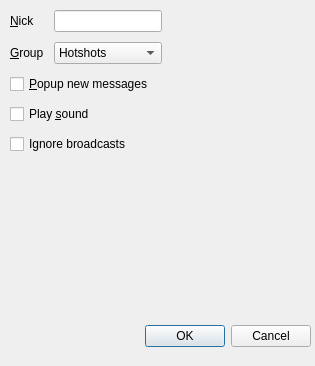
First picture: the form in src/settings.ui, repository nikhilm/qommunicate, before the edit.
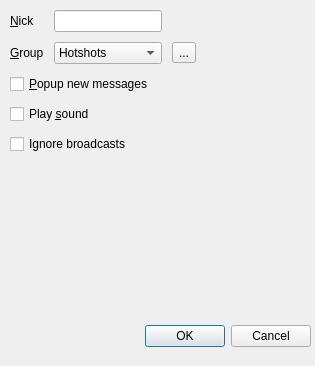
Second picture: the form after the edit.

Commit message: Added capability to create custom group

Patch:
```diff
--- a/src/settings.ui
+++ b/src/settings.ui
@@ -107,6 +107,16 @@
         </item>
        </widget>
       </item>
+      <item row="1" column="2" >
+       <widget class="QToolButton" name="customGrpButton" >
+        <property name="toolTip" >
+         <string>Custom group</string>
+        </property>
+        <property name="text" >
+         <string>...</string>
+        </property>
+       </widget>
+      </item>
      </layout>
     </item>
     <item>
```
The commit also changes 2 other files.
